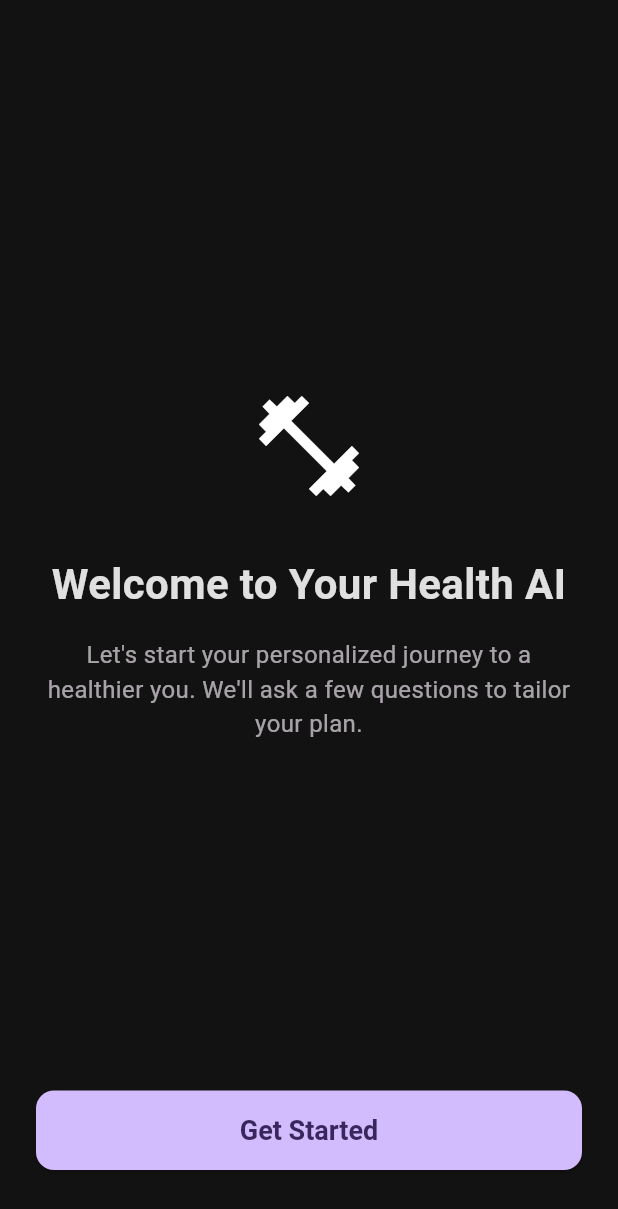
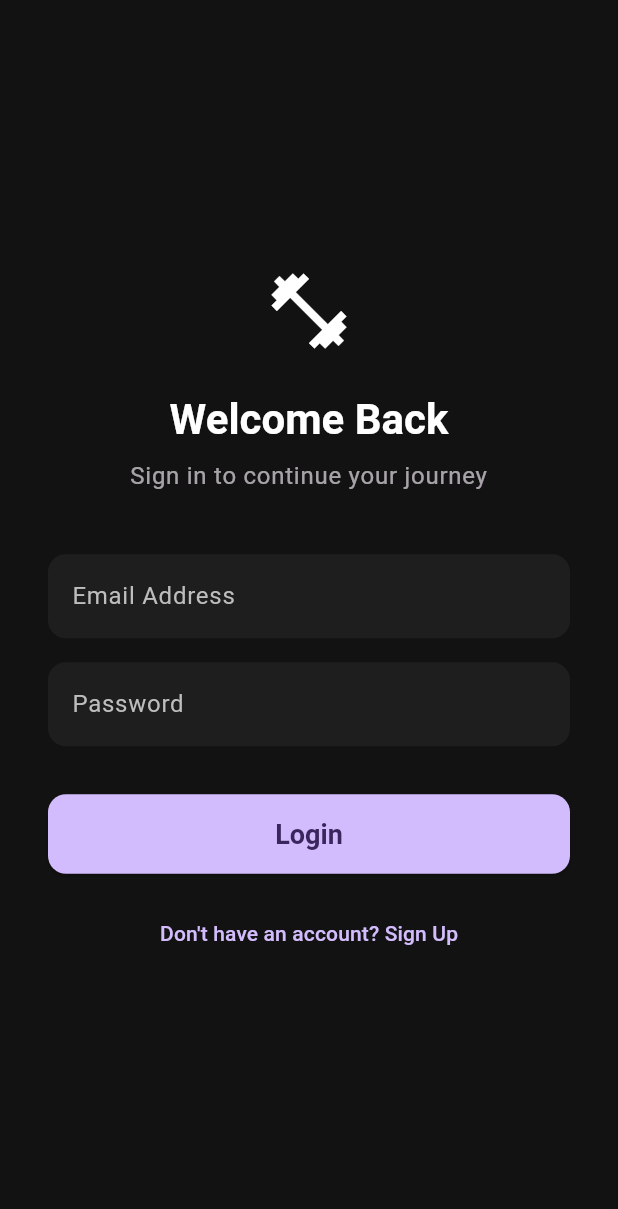
Before and after one commit to devrugu/health_ai_app, a Flutter app: the screen it shows after launch, on a phone screen of 412 x 824 dp. Shown: the top 1209 px of the screen. Run offline on Flutter 3.47's test engine with Material 3 defaults, Android fonts, the phone set to English and light mode, and no system bars; drawn by our look-alikes of flutter_animate; our stand-ins replace firebase_core; accounts and stored records are empty; generated files the repository leaves out were written again.

Commit message:
feat(auth): Build UI for login and registration screen

```diff
--- a/lib/main.dart
+++ b/lib/main.dart
@@ -6,6 +6,7 @@ import 'package:firebase_core/firebase_core.dart';
 // NEW: Import the configuration file generated by FlutterFire
 import 'firebase_options.dart';
 import 'package:health_ai_app/src/features/onboarding/presentation/screens/welcome_screen.dart';
+import 'package:health_ai_app/src/features/auth/presentation/screens/auth_screen.dart';
 
 // NEW: The main function is now 'async'
 Future<void> main() async {
@@ -113,7 +114,8 @@ class MyApp extends StatelessWidget {
           labelStyle: TextStyle(color: Colors.grey[400]),
         ),
       ),
-      home: const WelcomeScreen(),
+      //home: const WelcomeScreen(),
+      home: const AuthScreen(),
     );
   }
 }
--- /dev/null
+++ b/lib/src/features/auth/presentation/screens/auth_screen.dart
@@ -0,0 +1,125 @@
+// lib/src/features/auth/presentation/screens/auth_screen.dart
+
+import 'package:flutter/material.dart';
+import 'package:flutter_animate/flutter_animate.dart';
+
+class AuthScreen extends StatefulWidget {
+  const AuthScreen({super.key});
+
+  @override
+  State<AuthScreen> createState() => _AuthScreenState();
+}
+
+class _AuthScreenState extends State<AuthScreen> {
+  bool _isLoginMode = true;
+  final _formKey = GlobalKey<FormState>();
+  final _emailController = TextEditingController();
+  final _passwordController = TextEditingController();
+
+  void _toggleMode() {
+    setState(() {
+      _isLoginMode = !_isLoginMode;
+    });
+  }
+
+  void _submitForm() {
+    if (_formKey.currentState?.validate() ?? false) {
+      final email = _emailController.text;
+      final password = _passwordController.text;
+      print(
+          'Form is valid. Email: $email, Password: $password, Mode: ${_isLoginMode ? 'Login' : 'Register'}');
+    }
+  }
+
+  @override
+  void dispose() {
+    _emailController.dispose();
+    _passwordController.dispose();
+    super.dispose();
+  }
+
+  @override
+  Widget build(BuildContext context) {
+    final theme = Theme.of(context);
+    return Scaffold(
+      body: Center(
+        child: SingleChildScrollView(
+          padding: const EdgeInsets.all(32.0),
+          // --- THIS IS THE FIX ---
+          // The Form widget directly contains the Column.
+          // The incorrect mainAxisAlignment and crossAxisAlignment properties have been removed.
+          child: Form(
+            key: _formKey,
+            child: Column(
+              mainAxisAlignment:
+                  MainAxisAlignment.center, // This is the correct placement
+              crossAxisAlignment:
+                  CrossAxisAlignment.stretch, // This is the correct placement
+              children: [
+                const Icon(Icons.fitness_center, size: 60)
+                    .animate()
+                    .fade(duration: 500.ms)
+                    .scale(),
+                const SizedBox(height: 24),
+                Text(
+                  _isLoginMode ? 'Welcome Back' : 'Create Account',
+                  textAlign: TextAlign.center,
+                  style: theme.textTheme.headlineMedium
+                      ?.copyWith(fontWeight: FontWeight.bold),
+                ).animate().fade(delay: 200.ms),
+                const SizedBox(height: 8),
+                Text(
+                  _isLoginMode
+                      ? 'Sign in to continue your journey'
+                      : 'Let\'s get you started',
+                  textAlign: TextAlign.center,
+                  style: theme.textTheme.bodyLarge?.copyWith(
+                    color: theme.colorScheme.onSurface.withOpacity(0.7),
+                  ),
+                ).animate().fade(delay: 300.ms),
+                const SizedBox(height: 40),
+                TextFormField(
+                  controller: _emailController,
+                  decoration: const InputDecoration(labelText: 'Email Address'),
+                  keyboardType: TextInputType.emailAddress,
+                  validator: (value) {
+                    if (value == null || !value.contains('@')) {
+                      return 'Please enter a valid email.';
+                    }
+                    return null;
+                  },
+                ).animate().fadeIn(delay: 500.ms).slideX(begin: -0.2),
+                const SizedBox(height: 16),
+                TextFormField(
+                  controller: _passwordController,
+                  decoration: const InputDecoration(labelText: 'Password'),
+                  obscureText: true,
+                  validator: (value) {
+                    if (value == null || value.length < 6) {
+                      return 'Password must be at least 6 characters long.';
+                    }
+                    return null;
+                  },
+                ).animate().fadeIn(delay: 600.ms).slideX(begin: -0.2),
+                const SizedBox(height: 32),
+                ElevatedButton(
+                  onPressed: _submitForm,
+                  child: Text(_isLoginMode ? 'Login' : 'Sign Up'),
+                ).animate().fadeIn(delay: 700.ms).slideY(begin: 0.2, end: 0),
+                const SizedBox(height: 16),
+                TextButton(
+                  onPressed: _toggleMode,
+                  child: Text(
+                    _isLoginMode
+                        ? 'Don\'t have an account? Sign Up'
+                        : 'Already have an account? Login',
+                  ),
+                ),
+              ],
+            ),
+          ),
+        ),
+      ),
+    );
+  }
+}
--- a/pubspec.yaml
+++ b/pubspec.yaml
@@ -37,6 +37,7 @@ dependencies:
   cupertino_icons: ^1.0.6
   flutter_animate: ^4.5.2
   firebase_core: ^3.4.0
+  firebase_auth: ^5.2.0
 
 dev_dependencies:
   flutter_test:
```
Also changed, not shown: pubspec.lock, 4 other files.
